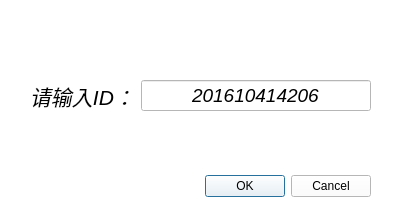
Before: the Qt Designer form UI/identify_id.ui in ApplauseWow/FRASI_Manager, drawn with Qt 5.
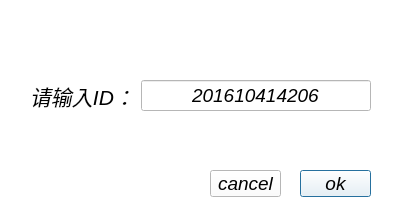
After: the same form once the commit is applied.

Diff of the .ui file:
```diff
--- a/UI/identify_id.ui
+++ b/UI/identify_id.ui
@@ -16,22 +16,6 @@
   <property name="styleSheet">
    <string notr="true">background-color: rgb(255, 255, 255);</string>
   </property>
-  <widget class="QDialogButtonBox" name="id_button">
-   <property name="geometry">
-    <rect>
-     <x>30</x>
-     <y>170</y>
-     <width>341</width>
-     <height>32</height>
-    </rect>
-   </property>
-   <property name="orientation">
-    <enum>Qt::Horizontal</enum>
-   </property>
-   <property name="standardButtons">
-    <set>QDialogButtonBox::Cancel|QDialogButtonBox::Ok</set>
-   </property>
-  </widget>
   <widget class="QWidget" name="formLayoutWidget">
    <property name="geometry">
     <rect>
@@ -98,6 +82,44 @@
     <string/>
    </property>
   </widget>
+  <widget class="QPushButton" name="ok">
+   <property name="geometry">
+    <rect>
+     <x>300</x>
+     <y>170</y>
+     <width>71</width>
+     <height>27</height>
+    </rect>
+   </property>
+   <property name="font">
+    <font>
+     <pointsize>14</pointsize>
+     <italic>true</italic>
+    </font>
+   </property>
+   <property name="text">
+    <string>ok</string>
+   </property>
+  </widget>
+  <widget class="QPushButton" name="cancel">
+   <property name="geometry">
+    <rect>
+     <x>210</x>
+     <y>170</y>
+     <width>71</width>
+     <height>27</height>
+    </rect>
+   </property>
+   <property name="font">
+    <font>
+     <pointsize>14</pointsize>
+     <italic>true</italic>
+    </font>
+   </property>
+   <property name="text">
+    <string>cancel</string>
+   </property>
+  </widget>
  </widget>
  <resources/>
  <connections>
```
Left out of the diff: 35 changed lines with no effect on the pictures.
